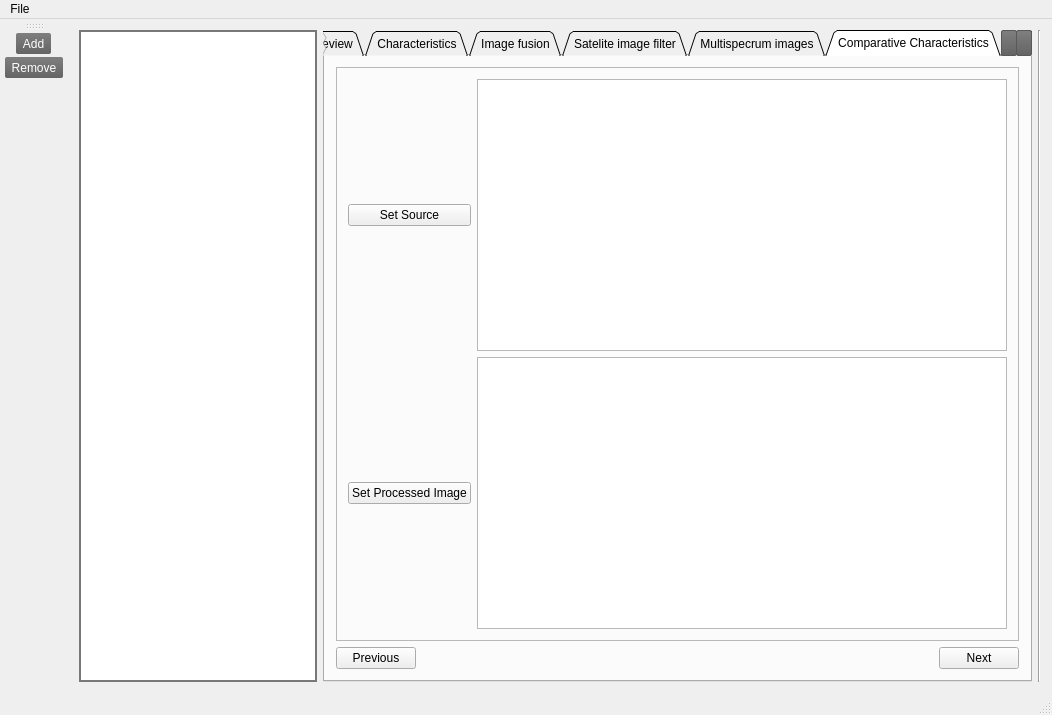
Above: mainwindow.ui from DmitryMasley/satImageManager before the change. Below: the same form after it.
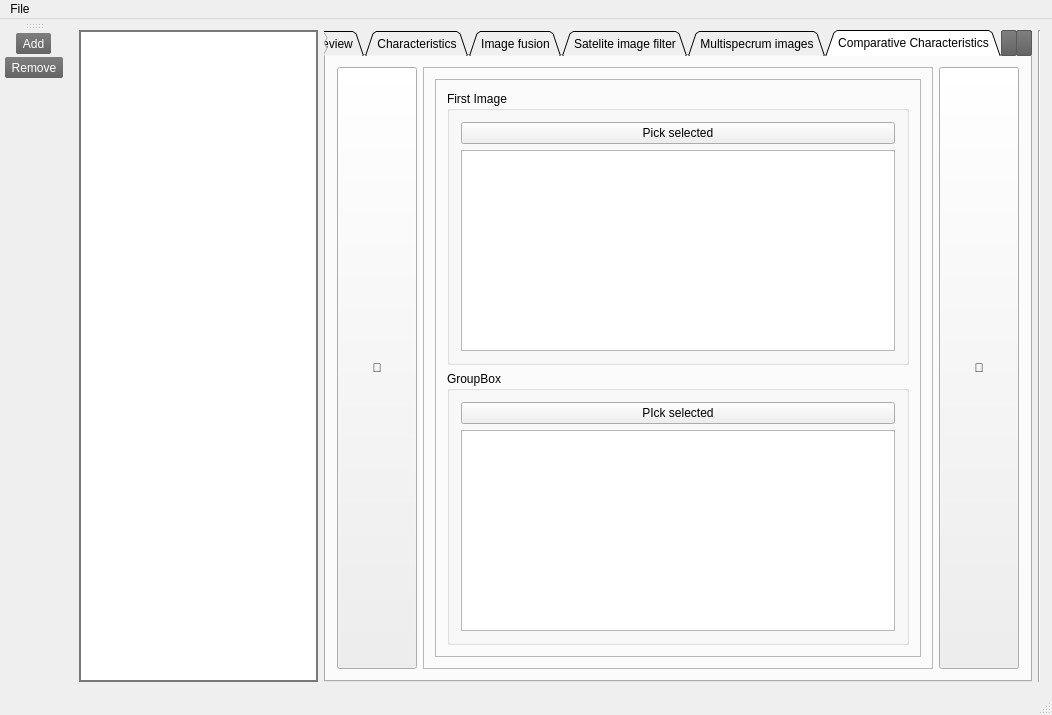
That is the form after the change. The open tabs and pages were chosen to show the change. Icons and pictures are not drawn. Custom widgets are drawn as their Qt base class.

What changed in the file:
```diff
--- a/mainwindow.ui
+++ b/mainwindow.ui
@@ -37,6 +37,12 @@
 {
 
 }
+#comp_char_widget_prev {
+	font: 20pt &quot;FontAwesome&quot;;
+}
+#comp_char_widget_next {
+	font: 20pt &quot;FontAwesome&quot;;
+}
 MainWindow QGroupBox
 {
 	border:1px solid rgb(120, 120, 120);
@@ -139,6 +145,9 @@
 	color: rgb(53, 106, 159);	
 	font-weight:bold;
 	background-color: rgb(216, 232, 255);
+}
+MainWindow QButton {
+	min-height:30px;
 }</string>
   </property>
   <property name="dockNestingEnabled">
@@ -1186,8 +1195,21 @@
        <attribute name="title">
         <string>Comparative Characteristics</string>
        </attribute>
-       <layout class="QGridLayout" name="gridLayout_9">
-        <item row="0" column="0" colspan="3">
+       <layout class="QHBoxLayout" name="horizontalLayout_6">
+        <item>
+         <widget class="QPushButton" name="comp_char_widget_prev">
+          <property name="sizePolicy">
+           <sizepolicy hsizetype="Fixed" vsizetype="Preferred">
+            <horstretch>0</horstretch>
+            <verstretch>0</verstretch>
+           </sizepolicy>
+          </property>
+          <property name="text">
+           <string></string>
+          </property>
+         </widget>
+        </item>
+        <item>
          <widget class="SlidingStackedWidget" name="comp_char_widget">
           <property name="frameShape">
            <enum>QFrame::StyledPanel</enum>
@@ -1205,36 +1227,72 @@
            <number>0</number>
           </property>
           <widget class="QWidget" name="page">
-           <layout class="QGridLayout" name="gridLayout">
-            <item row="3" column="1">
-             <widget class="previewGraphicsView" name="comp_char_img2_view">
-              <property name="dragMode">
-               <enum>QGraphicsView::ScrollHandDrag</enum>
+           <layout class="QGridLayout" name="gridLayout_16">
+            <item row="0" column="0">
+             <widget class="QFrame" name="frame_5">
+              <property name="frameShape">
+               <enum>QFrame::StyledPanel</enum>
               </property>
-              <property name="resizeAnchor">
-               <enum>QGraphicsView::AnchorUnderMouse</enum>
+              <property name="frameShadow">
+               <enum>QFrame::Raised</enum>
               </property>
-             </widget>
-            </item>
-            <item row="2" column="0">
-             <widget class="QPushButton" name="comp_char_set_img1">
-              <property name="text">
-               <string>Set Source</string>
-              </property>
-             </widget>
-            </item>
-            <item row="2" column="1">
-             <widget class="previewGraphicsView" name="comp_char_img1_view">
-              <property name="viewportUpdateMode">
-               <enum>QGraphicsView::FullViewportUpdate</enum>
-              </property>
-             </widget>
-            </item>
-            <item row="3" column="0">
-             <widget class="QPushButton" name="comp_char_set_img2">
-              <property name="text">
-               <string>Set Processed Image</string>
-              </property>
+              <layout class="QVBoxLayout" name="verticalLayout_2">
+               <item>
+                <widget class="QGroupBox" name="groupBox_11">
+                 <property name="title">
+                  <string>First Image</string>
+                 </property>
+                 <layout class="QGridLayout" name="gridLayout">
+                  <item row="0" column="0">
+                   <widget class="QPushButton" name="comp_char_set_img1">
+                    <property name="text">
+                     <string>Pick selected</string>
+                    </property>
+                   </widget>
+                  </item>
+                  <item row="1" column="0">
+                   <widget class="previewGraphicsView" name="comp_char_img1_view">
+                    <property name="sizePolicy">
+                     <sizepolicy hsizetype="Expanding" vsizetype="Expanding">
+                      <horstretch>0</horstretch>
+                      <verstretch>0</verstretch>
+                     </sizepolicy>
+                    </property>
+                    <property name="viewportUpdateMode">
+                     <enum>QGraphicsView::FullViewportUpdate</enum>
+                    </property>
+                   </widget>
+                  </item>
+                 </layout>
+                </widget>
+               </item>
+               <item>
+                <widget class="QGroupBox" name="groupBox_12">
+                 <property name="title">
+                  <string>GroupBox</string>
+                 </property>
+                 <layout class="QGridLayout" name="gridLayout_9">
+                  <item row="0" column="0">
+                   <widget class="QPushButton" name="comp_char_set_img2">
+                    <property name="text">
+                     <string>PIck selected</string>
+                    </property>
+                   </widget>
+                  </item>
+                  <item row="1" column="0">
+                   <widget class="previewGraphicsView" name="comp_char_img2_view">
+                    <property name="dragMode">
+                     <enum>QGraphicsView::ScrollHandDrag</enum>
+                    </property>
+                    <property name="resizeAnchor">
+                     <enum>QGraphicsView::AnchorUnderMouse</enum>
+                    </property>
+                   </widget>
+                  </item>
+                 </layout>
+                </widget>
+               </item>
+              </layout>
              </widget>
             </item>
            </layout>
@@ -1383,42 +1441,16 @@
           </widget>
          </widget>
         </item>
-        <item row="1" column="0">
-         <widget class="QPushButton" name="comp_char_widget_prev">
-          <property name="sizePolicy">
-           <sizepolicy hsizetype="Fixed" vsizetype="Fixed">
-            <horstretch>0</horstretch>
-            <verstretch>0</verstretch>
-           </sizepolicy>
-          </property>
-          <property name="text">
-           <string>Previous</string>
-          </property>
-         </widget>
-        </item>
-        <item row="1" column="1">
-         <spacer name="horizontalSpacer_6">
-          <property name="orientation">
-           <enum>Qt::Horizontal</enum>
-          </property>
-          <property name="sizeHint" stdset="0">
-           <size>
-            <width>529</width>
-            <height>20</height>
-           </size>
-          </property>
-         </spacer>
-        </item>
-        <item row="1" column="2">
+        <item>
          <widget class="QPushButton" name="comp_char_widget_next">
           <property name="sizePolicy">
-           <sizepolicy hsizetype="Fixed" vsizetype="Fixed">
+           <sizepolicy hsizetype="Fixed" vsizetype="Preferred">
             <horstretch>0</horstretch>
             <verstretch>0</verstretch>
            </sizepolicy>
           </property>
           <property name="text">
-           <string>Next</string>
+           <string></string>
           </property>
          </widget>
         </item>
```
Left out of the diff: 49 changed lines with no effect on the pictures.
